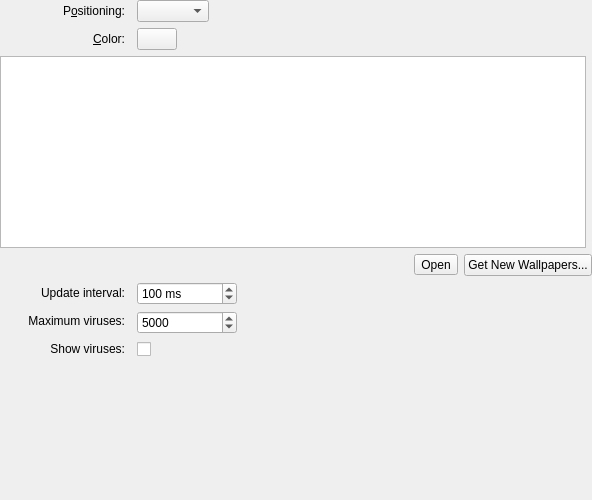
Qt form wallpapers/virus/virusconfig.ui (KDE/kdeplasma-addons) before a commit.
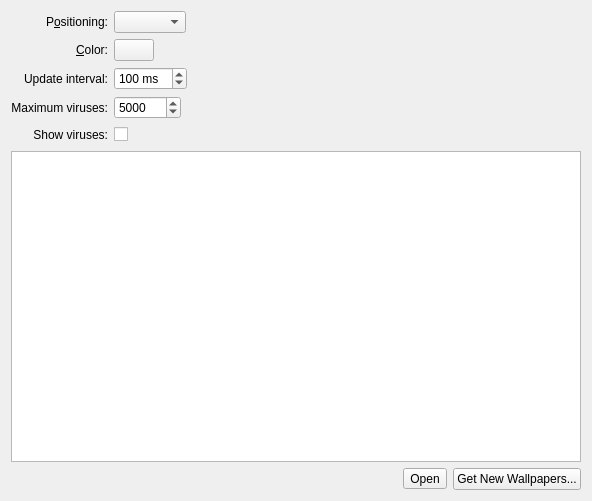
The same form after that commit. Custom widgets are drawn as their Qt base class.

```diff
--- a/wallpapers/virus/virusconfig.ui
+++ b/wallpapers/virus/virusconfig.ui
@@ -7,17 +7,30 @@
     <x>0</x>
     <y>0</y>
     <width>592</width>
-    <height>500</height>
+    <height>501</height>
    </rect>
   </property>
-  <layout class="QGridLayout" name="gridLayout_2">
-   <property name="margin">
-    <number>0</number>
-   </property>
-   <item row="8" column="2" colspan="2">
-    <layout class="QHBoxLayout" name="horizontalLayout_3">
+  <layout class="QGridLayout" name="gridLayout">
+   <item row="0" column="0">
+    <widget class="QLabel" name="label_4">
+     <property name="text">
+      <string>P&amp;ositioning:</string>
+     </property>
+     <property name="alignment">
+      <set>Qt::AlignRight|Qt::AlignTrailing|Qt::AlignVCenter</set>
+     </property>
+     <property name="buddy">
+      <cstring>m_resizeMethod</cstring>
+     </property>
+    </widget>
+   </item>
+   <item row="0" column="1">
+    <layout class="QHBoxLayout" name="horizontalLayout_2">
      <item>
-      <spacer name="horizontalSpacer">
+      <widget class="KComboBox" name="m_resizeMethod"/>
+     </item>
+     <item>
+      <spacer name="spacer">
        <property name="orientation">
         <enum>Qt::Horizontal</enum>
        </property>
@@ -29,70 +42,76 @@
        </property>
       </spacer>
      </item>
+    </layout>
+   </item>
+   <item row="1" column="0">
+    <widget class="QLabel" name="label_5">
+     <property name="text">
+      <string>&amp;Color:</string>
+     </property>
+     <property name="alignment">
+      <set>Qt::AlignRight|Qt::AlignTrailing|Qt::AlignVCenter</set>
+     </property>
+     <property name="buddy">
+      <cstring>m_color</cstring>
+     </property>
+    </widget>
+   </item>
+   <item row="1" column="1">
+    <layout class="QHBoxLayout" name="horizontalLayout">
      <item>
-      <widget class="QToolButton" name="m_pictureUrlButton">
-       <property name="toolTip">
-        <string>Browse</string>
+      <widget class="KColorButton" name="m_color">
+       <property name="color">
+        <color>
+         <red>70</red>
+         <green>90</green>
+         <blue>130</blue>
+        </color>
        </property>
-       <property name="text">
-        <string>Open</string>
+       <property name="defaultColor">
+        <color>
+         <red>70</red>
+         <green>90</green>
+         <blue>130</blue>
+        </color>
        </property>
       </widget>
      </item>
      <item>
-      <widget class="QPushButton" name="m_newStuff">
-       <property name="toolTip">
-        <string>Download new wallpapers</string>
-       </property>
-       <property name="text">
-        <string>Get New Wallpapers...</string>
-       </property>
-      </widget>
-     </item>
-    </layout>
-   </item>
-   <item row="13" column="2">
-    <spacer name="verticalSpacer_2">
-     <property name="orientation">
-      <enum>Qt::Vertical</enum>
-     </property>
-     <property name="sizeHint" stdset="0">
-      <size>
-       <width>13</width>
-       <height>5</height>
-      </size>
-     </property>
-    </spacer>
-   </item>
-   <item row="9" column="2">
-    <layout class="QGridLayout" name="gridLayout_3">
-     <item row="1" column="2">
-      <spacer name="horizontalSpacer_3">
+      <spacer name="spacer_2">
        <property name="orientation">
         <enum>Qt::Horizontal</enum>
        </property>
        <property name="sizeHint" stdset="0">
         <size>
-         <width>40</width>
-         <height>20</height>
+         <width>187</width>
+         <height>17</height>
         </size>
        </property>
       </spacer>
      </item>
-     <item row="1" column="1">
+    </layout>
+   </item>
+   <item row="2" column="0">
+    <widget class="QLabel" name="label_2">
+     <property name="locale">
+      <locale language="English" country="UnitedStates"/>
+     </property>
+     <property name="text">
+      <string>Update interval:</string>
+     </property>
+     <property name="alignment">
+      <set>Qt::AlignRight|Qt::AlignTrailing|Qt::AlignVCenter</set>
+     </property>
+     <property name="buddy">
+      <cstring>m_updateInterval</cstring>
+     </property>
+    </widget>
+   </item>
+   <item row="2" column="1">
+    <layout class="QHBoxLayout" name="horizontalLayout_4">
+     <item>
       <widget class="KIntSpinBox" name="m_updateInterval">
-       <property name="minimumSize">
-        <size>
-         <width>100</width>
-         <height>0</height>
-        </size>
-       </property>
-       <property name="maximumSize">
-        <size>
-         <width>100</width>
-         <height>16777215</height>
-        </size>
-       </property>
        <property name="suffix">
         <string> ms</string>
        </property>
@@ -107,20 +126,41 @@
        </property>
       </widget>
      </item>
-     <item row="2" column="1">
+     <item>
+      <spacer name="horizontalSpacer_3">
+       <property name="orientation">
+        <enum>Qt::Horizontal</enum>
+       </property>
+       <property name="sizeHint" stdset="0">
+        <size>
+         <width>40</width>
+         <height>20</height>
+        </size>
+       </property>
+      </spacer>
+     </item>
+    </layout>
+   </item>
+   <item row="3" column="0">
+    <widget class="QLabel" name="label_3">
+     <property name="locale">
+      <locale language="English" country="UnitedStates"/>
+     </property>
+     <property name="text">
+      <string>Maximum viruses:</string>
+     </property>
+     <property name="alignment">
+      <set>Qt::AlignRight|Qt::AlignTrailing|Qt::AlignVCenter</set>
+     </property>
+     <property name="buddy">
+      <cstring>m_maxCells</cstring>
+     </property>
+    </widget>
+   </item>
+   <item row="3" column="1">
+    <layout class="QHBoxLayout" name="horizontalLayout_5">
+     <item>
       <widget class="KIntSpinBox" name="m_maxCells">
-       <property name="minimumSize">
-        <size>
-         <width>100</width>
-         <height>0</height>
-        </size>
-       </property>
-       <property name="maximumSize">
-        <size>
-         <width>100</width>
-         <height>16777215</height>
-        </size>
-       </property>
        <property name="minimum">
         <number>200</number>
        </property>
@@ -132,27 +172,47 @@
        </property>
       </widget>
      </item>
-     <item row="3" column="1">
+     <item>
+      <spacer name="horizontalSpacer_2">
+       <property name="orientation">
+        <enum>Qt::Horizontal</enum>
+       </property>
+       <property name="sizeHint" stdset="0">
+        <size>
+         <width>40</width>
+         <height>20</height>
+        </size>
+       </property>
+      </spacer>
+     </item>
+    </layout>
+   </item>
+   <item row="4" column="0">
+    <widget class="QLabel" name="label_6">
+     <property name="locale">
+      <locale language="English" country="UnitedStates"/>
+     </property>
+     <property name="text">
+      <string>Show viruses:</string>
+     </property>
+     <property name="alignment">
+      <set>Qt::AlignRight|Qt::AlignTrailing|Qt::AlignVCenter</set>
+     </property>
+     <property name="buddy">
+      <cstring>m_showCells</cstring>
+     </property>
+    </widget>
+   </item>
+   <item row="4" column="1">
+    <layout class="QHBoxLayout" name="horizontalLayout_6">
+     <item>
       <widget class="QCheckBox" name="m_showCells">
        <property name="text">
         <string/>
        </property>
       </widget>
      </item>
-     <item row="2" column="2">
-      <spacer name="horizontalSpacer_2">
-       <property name="orientation">
-        <enum>Qt::Horizontal</enum>
-       </property>
-       <property name="sizeHint" stdset="0">
-        <size>
-         <width>40</width>
-         <height>20</height>
-        </size>
-       </property>
-      </spacer>
-     </item>
-     <item row="3" column="2">
+     <item>
       <spacer name="horizontalSpacer_4">
        <property name="orientation">
         <enum>Qt::Horizontal</enum>
@@ -167,167 +227,46 @@
      </item>
     </layout>
    </item>
-   <item row="9" column="0">
-    <layout class="QGridLayout" name="gridLayout_4">
-     <item row="0" column="0">
-      <widget class="QLabel" name="label_2">
-       <property name="locale">
-        <locale language="English" country="UnitedStates"/>
-       </property>
-       <property name="text">
-        <string>Update interval:</string>
-       </property>
-       <property name="alignment">
-        <set>Qt::AlignRight|Qt::AlignTrailing|Qt::AlignVCenter</set>
-       </property>
-       <property name="buddy">
-        <cstring>m_updateInterval</cstring>
-       </property>
-      </widget>
-     </item>
-     <item row="1" column="0">
-      <widget class="QLabel" name="label_3">
-       <property name="locale">
-        <locale language="English" country="UnitedStates"/>
-       </property>
-       <property name="text">
-        <string>Maximum viruses:</string>
-       </property>
-       <property name="alignment">
-        <set>Qt::AlignRight|Qt::AlignTrailing|Qt::AlignVCenter</set>
-       </property>
-       <property name="buddy">
-        <cstring>m_maxCells</cstring>
-       </property>
-      </widget>
-     </item>
-     <item row="2" column="0">
-      <widget class="QLabel" name="label_6">
-       <property name="locale">
-        <locale language="English" country="UnitedStates"/>
-       </property>
-       <property name="text">
-        <string>Show viruses:</string>
-       </property>
-       <property name="alignment">
-        <set>Qt::AlignRight|Qt::AlignTrailing|Qt::AlignVCenter</set>
-       </property>
-       <property name="buddy">
-        <cstring>m_showCells</cstring>
-       </property>
-      </widget>
-     </item>
-    </layout>
-   </item>
-   <item row="0" column="0">
-    <widget class="QLabel" name="label_4">
-     <property name="minimumSize">
-      <size>
-       <width>125</width>
-       <height>0</height>
-      </size>
-     </property>
-     <property name="text">
-      <string>P&amp;ositioning:</string>
-     </property>
-     <property name="alignment">
-      <set>Qt::AlignRight|Qt::AlignTrailing|Qt::AlignVCenter</set>
-     </property>
-     <property name="buddy">
-      <cstring>m_resizeMethod</cstring>
-     </property>
-    </widget>
-   </item>
-   <item row="6" column="2" colspan="2">
-    <layout class="QHBoxLayout" name="horizontalLayout">
-     <item>
-      <widget class="KColorButton" name="m_color">
-       <property name="sizePolicy">
-        <sizepolicy hsizetype="Minimum" vsizetype="Fixed">
-         <horstretch>0</horstretch>
-         <verstretch>0</verstretch>
-        </sizepolicy>
-       </property>
-       <property name="color">
-        <color>
-         <red>70</red>
-         <green>90</green>
-         <blue>130</blue>
-        </color>
-       </property>
-       <property name="defaultColor">
-        <color>
-         <red>70</red>
-         <green>90</green>
-         <blue>130</blue>
-        </color>
-       </property>
-      </widget>
-     </item>
-     <item>
-      <spacer name="spacer_2">
-       <property name="orientation">
-        <enum>Qt::Horizontal</enum>
-       </property>
-       <property name="sizeHint" stdset="0">
-        <size>
-         <width>187</width>
-         <height>17</height>
-        </size>
-       </property>
-      </spacer>
-     </item>
-    </layout>
-   </item>
-   <item row="6" column="0">
-    <widget class="QLabel" name="label_5">
-     <property name="text">
-      <string>&amp;Color:</string>
-     </property>
-     <property name="alignment">
-      <set>Qt::AlignRight|Qt::AlignTrailing|Qt::AlignVCenter</set>
-     </property>
-     <property name="buddy">
-      <cstring>m_color</cstring>
-     </property>
-    </widget>
-   </item>
-   <item row="0" column="2">
-    <layout class="QHBoxLayout" name="horizontalLayout_2">
-     <item>
-      <widget class="KComboBox" name="m_resizeMethod">
-       <property name="sizePolicy">
-        <sizepolicy hsizetype="Preferred" vsizetype="Fixed">
-         <horstretch>0</horstretch>
-         <verstretch>0</verstretch>
-        </sizepolicy>
-       </property>
-       <property name="minimumSize">
-        <size>
-         <width>10</width>
-         <height>10</height>
-        </size>
-       </property>
-      </widget>
-     </item>
-     <item>
-      <spacer name="spacer">
-       <property name="orientation">
-        <enum>Qt::Horizontal</enum>
-       </property>
-       <property name="sizeHint" stdset="0">
-        <size>
-         <width>40</width>
-         <height>20</height>
-        </size>
-       </property>
-      </spacer>
-     </item>
-    </layout>
-   </item>
-   <item row="7" column="0" colspan="3">
+   <item row="5" column="0" colspan="2">
     <widget class="QListView" name="m_view"/>
    </item>
+   <item row="6" column="1">
+    <layout class="QHBoxLayout" name="horizontalLayout_3">
+     <item>
+      <spacer name="horizontalSpacer">
+       <property name="orientation">
+        <enum>Qt::Horizontal</enum>
+       </property>
+       <property name="sizeHint" stdset="0">
+        <size>
+         <width>40</width>
+         <height>20</height>
+        </size>
+       </property>
+      </spacer>
+     </item>
+     <item>
+      <widget class="QToolButton" name="m_pictureUrlButton">
+       <property name="toolTip">
+        <string>Browse</string>
+       </property>
+       <property name="text">
+        <string>Open</string>
+       </property>
+      </widget>
+     </item>
+     <item>
+      <widget class="QPushButton" name="m_newStuff">
+       <property name="toolTip">
+        <string>Download new wallpapers</string>
+       </property>
+       <property name="text">
+        <string>Get New Wallpapers...</string>
+       </property>
+      </widget>
+     </item>
+    </layout>
+   </item>
   </layout>
  </widget>
  <customwidgets>
```
